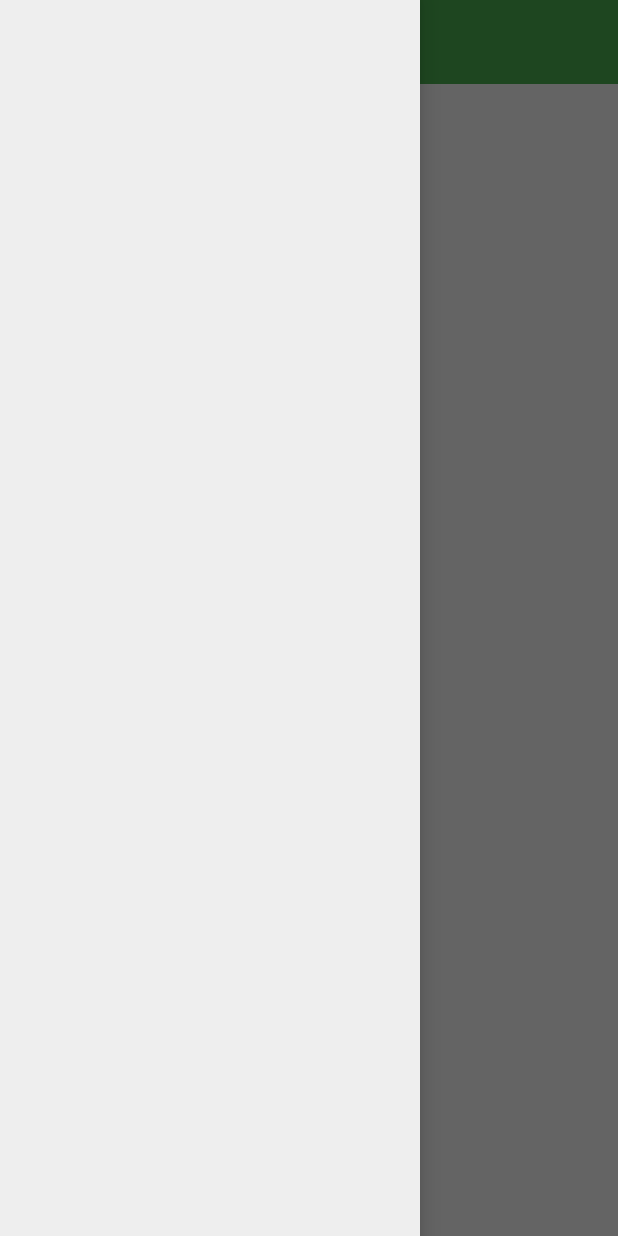
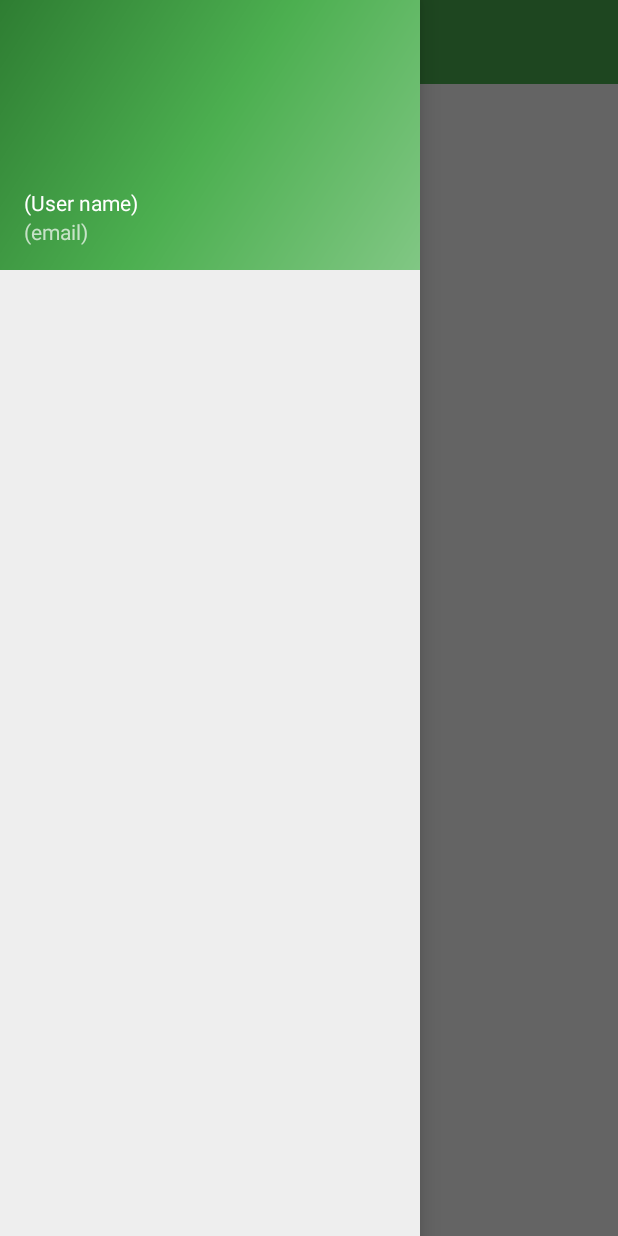
Before and after one commit to HimanshuPurandare/AnalysisPostHarvestLossesUsingML, an Android app: the screen it shows after launch (MainActivity), with the side drawer open, on a phone screen of 412 x 824 dp. Run offline under Robolectric (Android 15) with nearby library versions, the phone set to English and light mode, and no system bars.

Commit message:
First app

```diff
--- a/android/NewDemo/app/src/main/java/com/example/shreyas/newdemo/MainActivity.java
+++ b/android/NewDemo/app/src/main/java/com/example/shreyas/newdemo/MainActivity.java
@@ -1,7 +1,6 @@
 package com.example.shreyas.newdemo;
 
 import android.support.v4.widget.DrawerLayout;
-import android.support.v7.app.ActionBarActivity;
 import android.support.v7.app.AppCompatActivity;
 import android.os.Bundle;
 import android.support.v7.widget.Toolbar;
@@ -9,6 +8,7 @@ import android.support.v7.widget.Toolbar;
 public class MainActivity extends AppCompatActivity
 {
     private Toolbar toolbar;
+    private Navigation_Drawer drawerfragment;
 
     @Override
     protected void onCreate(Bundle savedInstanceState)
@@ -16,18 +16,27 @@ public class MainActivity extends AppCompatActivity
         super.onCreate(savedInstanceState);
         setContentView(R.layout.activity_main);
 
+        setupToolbar();
+
+        setupNavigationDrawer();
+
+
+    }
+
+    void setupToolbar()
+    {
         toolbar = (Toolbar) findViewById(R.id.mytoolbar);
         setSupportActionBar(toolbar);
         getSupportActionBar().setTitle("Team END!!!");
         getSupportActionBar().setSubtitle("Pune");
         toolbar.setTitleTextColor(getResources().getColor(R.color.Text_Icon));
         toolbar.setSubtitleTextColor(getResources().getColor(R.color.LightPrimaryColor));
-
-        Navigation_Drawer drawerfragment=(Navigation_Drawer)getSupportFragmentManager().findFragmentById(R.id.fragment_navigation_drawer);
-        drawerfragment.setUP((DrawerLayout) findViewById(R.id.drawer_layout_id), toolbar);
-
-
     }
 
+    void setupNavigationDrawer()
+    {
+        drawerfragment=(Navigation_Drawer)getSupportFragmentManager().findFragmentById(R.id.fragment_navigation_drawer);
+        drawerfragment.setUP((DrawerLayout) findViewById(R.id.drawer_layout_id), toolbar);
+    }
 
 }
--- a/android/NewDemo/app/src/main/java/com/example/shreyas/newdemo/Navigation_Drawer.java
+++ b/android/NewDemo/app/src/main/java/com/example/shreyas/newdemo/Navigation_Drawer.java
@@ -37,8 +37,6 @@
                              Bundle savedInstanceState)
     {
         View view=inflater.inflate(R.layout.fragment_navigation__drawer, container, false);
-
-
 
         return view;
     }
--- /dev/null
+++ b/android/NewDemo/app/src/main/res/drawable/side_nav_bar.xml
@@ -0,0 +1,10 @@
+<shape xmlns:android="http://schemas.android.com/apk/res/android"
+    android:shape="rectangle" >
+    <gradient
+        android:startColor="#81C784"
+        android:centerColor="#4CAF50"
+        android:endColor="#2E7D32"
+        android:type="linear"
+        android:angle="135"
+        />
+</shape>
--- a/android/NewDemo/app/src/main/res/layout/activity_main.xml
+++ b/android/NewDemo/app/src/main/res/layout/activity_main.xml
@@ -1,6 +1,6 @@
-<android.support.v4.widget.DrawerLayout
-    xmlns:android="http://schemas.android.com/apk/res/android"
+<android.support.v4.widget.DrawerLayout xmlns:android="http://schemas.android.com/apk/res/android"
     xmlns:tools="http://schemas.android.com/tools"
+    xmlns:app="http://schemas.android.com/apk/res-auto"
 
     android:id="@+id/drawer_layout_id"
     android:layout_height="match_parent"
@@ -29,7 +29,8 @@
         android:layout_height="match_parent"
         android:layout="@layout/fragment_navigation__drawer"
         android:layout_gravity="start"
-        android:name="com.example.shreyas.newdemo.Navigation_Drawer">
+        android:name="com.example.shreyas.newdemo.Navigation_Drawer"
+        >
     </fragment>
 
 </android.support.v4.widget.DrawerLayout>
--- a/android/NewDemo/app/src/main/res/layout/fragment_navigation__drawer.xml
+++ b/android/NewDemo/app/src/main/res/layout/fragment_navigation__drawer.xml
@@ -1,26 +1,29 @@
-<LinearLayout
-    xmlns:android="http://schemas.android.com/apk/res/android"
+<LinearLayout xmlns:android="http://schemas.android.com/apk/res/android"
     xmlns:tools="http://schemas.android.com/tools"
 
     android:layout_width="match_parent"
     android:layout_height="match_parent"
+    xmlns:app="http://schemas.android.com/apk/res-auto"
     android:background="#EEEEEE"
 
     tools:context="com.example.shreyas.newdemo.Navigation_Drawer">
 
+
+    <include layout="@layout/nav_header_main" android:layout_width="match_parent"
+        android:layout_height="@dimen/nav_header_height" />
+
     <!-- TODO: Update blank fragment layout -->
-    <RelativeLayout
-        android:layout_width="match_parent"
-        android:layout_height="wrap_content"
-        android:padding="5dp"
-        >
+    <!--<RelativeLayout-->
+        <!--android:layout_width="match_parent"-->
+        <!--android:layout_height="wrap_content"-->
+        <!--android:padding="5dp"-->
+        <!-->-->
 
 
 
 
 
-
-    </RelativeLayout>
+    <!--</RelativeLayout>-->
 
 
 </LinearLayout>
--- a/android/NewDemo/app/src/main/res/layout/mytoolbar.xml
+++ b/android/NewDemo/app/src/main/res/layout/mytoolbar.xml
@@ -6,6 +6,7 @@
     android:titleTextColor="@color/Text_Icon"
     android:subtitleTextColor="@color/LightPrimaryColor"
     android:subtitle="Pune"
+
     >
 
 </android.support.v7.widget.Toolbar>
--- /dev/null
+++ b/android/NewDemo/app/src/main/res/layout/nav_header_main.xml
@@ -0,0 +1,22 @@
+<?xml version="1.0" encoding="utf-8"?>
+<LinearLayout xmlns:android="http://schemas.android.com/apk/res/android"
+    android:layout_width="match_parent" android:layout_height="@dimen/nav_header_height"
+    android:background="@drawable/side_nav_bar"
+    android:paddingBottom="@dimen/activity_vertical_margin"
+    android:paddingLeft="@dimen/activity_horizontal_margin"
+    android:paddingRight="@dimen/activity_horizontal_margin"
+    android:paddingTop="@dimen/activity_vertical_margin"
+    android:theme="@style/ThemeOverlay.AppCompat.Dark" android:orientation="vertical"
+    android:gravity="bottom">
+
+
+    <TextView android:layout_width="match_parent" android:layout_height="wrap_content"
+        android:paddingTop="@dimen/nav_header_vertical_spacing" android:text="(User name)"
+        android:textAppearance="@style/TextAppearance.AppCompat.Body1"
+        android:id="@+id/nav_name"
+        />
+
+    <TextView android:layout_width="wrap_content" android:layout_height="wrap_content"
+        android:text="(email)" android:id="@+id/nav_mailid" />
+
+</LinearLayout>
--- a/android/NewDemo/app/src/main/res/values/dimens.xml
+++ b/android/NewDemo/app/src/main/res/values/dimens.xml
@@ -2,4 +2,7 @@
     <!-- Default screen margins, per the Android Design guidelines. -->
     <dimen name="activity_horizontal_margin">16dp</dimen>
     <dimen name="activity_vertical_margin">16dp</dimen>
+
+    <dimen name="nav_header_vertical_spacing">16dp</dimen>
+    <dimen name="nav_header_height">180dp</dimen>
 </resources>
```
